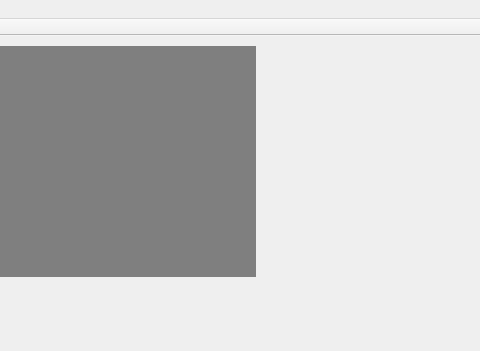
The window that ImageCompression/mainwindow.ui (egjimenezg/ImageAnalysis) describes before a commit, drawn with Qt 5; both pictures show x 85 to 565 and y 0 to 351 of the 734 by 483 pixel window.
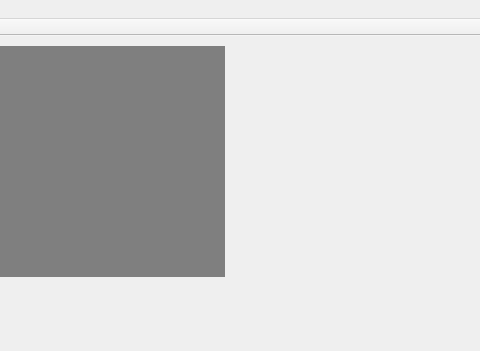
The same window after the commit.

Commit message: coding #10 initializing image

```diff
--- a/ImageCompression/mainwindow.ui
+++ b/ImageCompression/mainwindow.ui
@@ -19,10 +19,22 @@
      <rect>
       <x>10</x>
       <y>10</y>
-      <width>331</width>
+      <width>300</width>
       <height>231</height>
      </rect>
     </property>
+    <property name="minimumSize">
+     <size>
+      <width>150</width>
+      <height>150</height>
+     </size>
+    </property>
+    <property name="maximumSize">
+     <size>
+      <width>300</width>
+      <height>16777215</height>
+     </size>
+    </property>
     <property name="styleSheet">
      <string notr="true">background-color:rgb(127, 127, 127)</string>
     </property>
```
Left out of the diff: 3 changed lines with no effect on the pictures. The commit also changes 2 other files.
